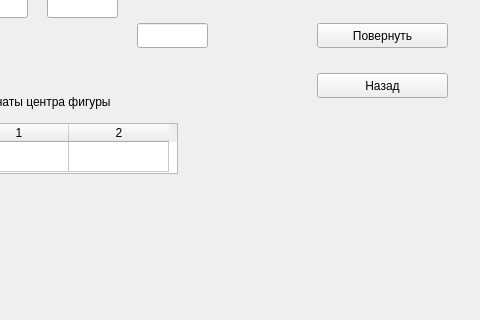
Old version of the form sem_04/cg/lab_02/lab_02/mainwindow.ui in the repository maxerMU/bmstu; both pictures show x 803 to 1283 and y 137 to 457 of the 1283 by 770 pixel window.
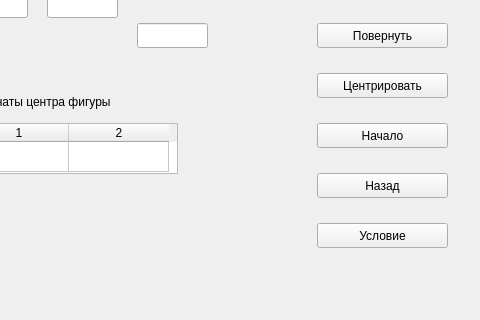
New version of the form.

Patch:
```diff
--- a/sem_04/cg/lab_02/lab_02/mainwindow.ui
+++ b/sem_04/cg/lab_02/lab_02/mainwindow.ui
@@ -127,7 +127,7 @@
     <property name="geometry">
      <rect>
       <x>1120</x>
-      <y>210</y>
+      <y>310</y>
       <width>131</width>
       <height>25</height>
      </rect>
@@ -178,6 +178,45 @@
      <string>координаты центра фигуры</string>
     </property>
    </widget>
+   <widget class="QPushButton" name="center_btn">
+    <property name="geometry">
+     <rect>
+      <x>1120</x>
+      <y>210</y>
+      <width>131</width>
+      <height>25</height>
+     </rect>
+    </property>
+    <property name="text">
+     <string>Центрировать</string>
+    </property>
+   </widget>
+   <widget class="QPushButton" name="start_btn">
+    <property name="geometry">
+     <rect>
+      <x>1120</x>
+      <y>260</y>
+      <width>131</width>
+      <height>25</height>
+     </rect>
+    </property>
+    <property name="text">
+     <string>Начало</string>
+    </property>
+   </widget>
+   <widget class="QPushButton" name="task_btn">
+    <property name="geometry">
+     <rect>
+      <x>1120</x>
+      <y>360</y>
+      <width>131</width>
+      <height>25</height>
+     </rect>
+    </property>
+    <property name="text">
+     <string>Условие</string>
+    </property>
+   </widget>
   </widget>
  </widget>
  <resources/>
```
